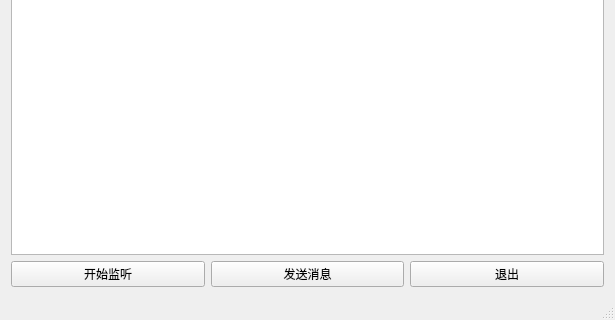
Joeywzr/f0rum_server, file mainwindow.ui: the form before one commit; both pictures show x 0 to 615 and y 186 to 506 of the 615 by 506 pixel window.
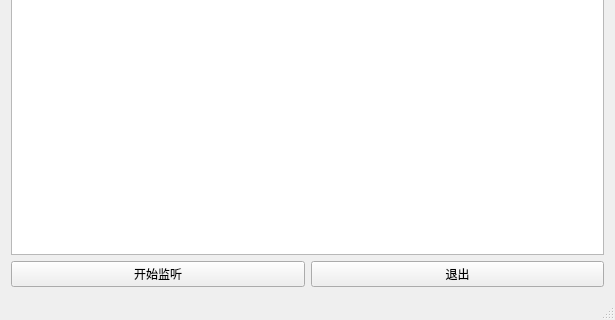
The form after the commit.

```diff
--- a/mainwindow.ui
+++ b/mainwindow.ui
@@ -29,13 +29,6 @@
           </property>
          </widget>
         </item>
-        <item>
-         <widget class="QPushButton" name="send">
-          <property name="text">
-           <string>发送消息</string>
-          </property>
-         </widget>
-        </item>
         <item>
          <widget class="QPushButton" name="quit">
           <property name="text">
```
